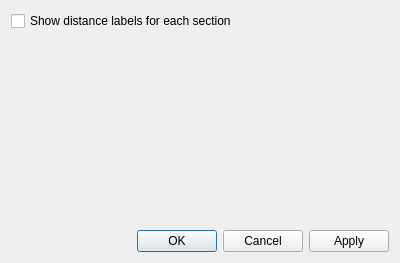
First picture: the form in src/plugins/render/measure/MeasureConfigWidget.ui, repository KDE/marble, before the edit.
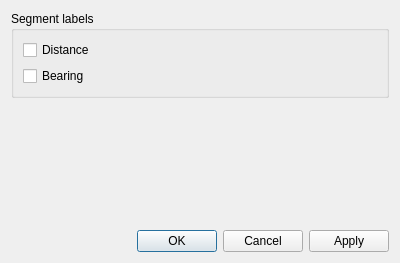
Second picture: the form after the edit.

Commit message: Added the bearing to the measure tool. GCI task #5334186239983616 REVIEW: 114694

Patch:
```diff
--- a/src/plugins/render/measure/MeasureConfigWidget.ui
+++ b/src/plugins/render/measure/MeasureConfigWidget.ui
@@ -13,12 +13,31 @@
   <property name="windowTitle">
    <string>Marble - Measure Tool Configuration</string>
   </property>
-  <layout class="QVBoxLayout" name="verticalLayout">
+  <layout class="QVBoxLayout" name="verticalLayout_2">
    <item>
-    <widget class="QCheckBox" name="m_showSegLabelsCheckBox">
-     <property name="text">
-      <string>Show distance labels for each section</string>
+    <widget class="QGroupBox" name="groupBox">
+     <property name="title">
+      <string>Segment labels</string>
      </property>
+     <property name="checkable">
+      <bool>false</bool>
+     </property>
+     <layout class="QVBoxLayout" name="verticalLayout">
+      <item>
+       <widget class="QCheckBox" name="m_showDistanceLabelsCheckBox">
+        <property name="text">
+         <string>Distance </string>
+        </property>
+       </widget>
+      </item>
+      <item>
+       <widget class="QCheckBox" name="m_showBearingLabelsCheckBox">
+        <property name="text">
+         <string>Bearing</string>
+        </property>
+       </widget>
+      </item>
+     </layout>
     </widget>
    </item>
    <item>
```
The commit also changes 3 other files.
